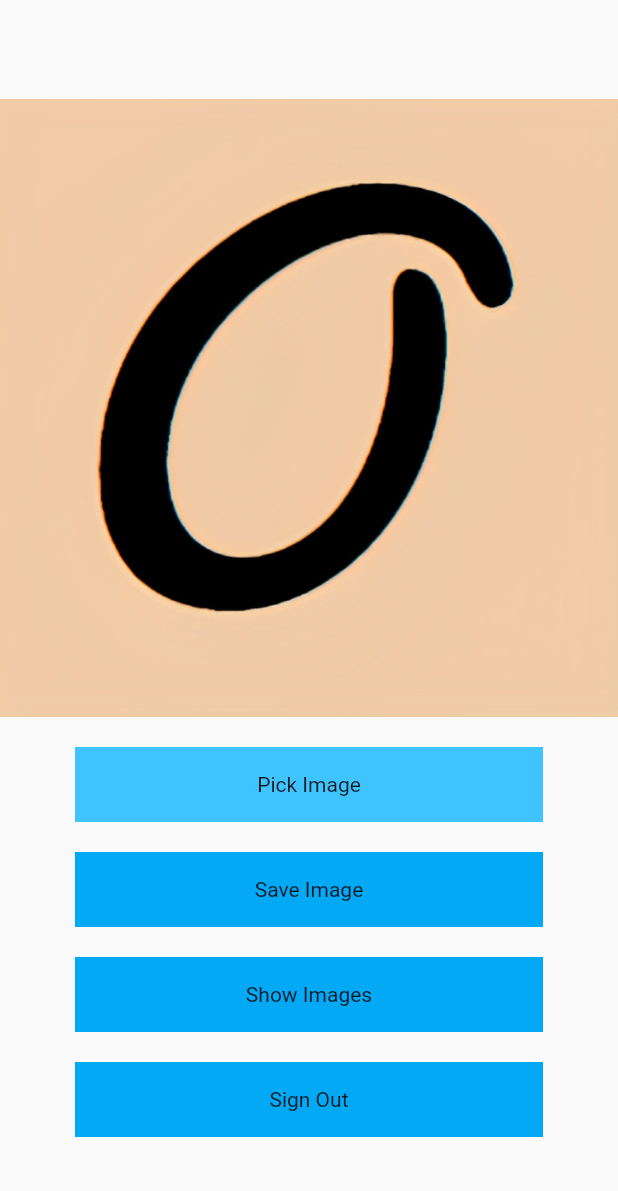
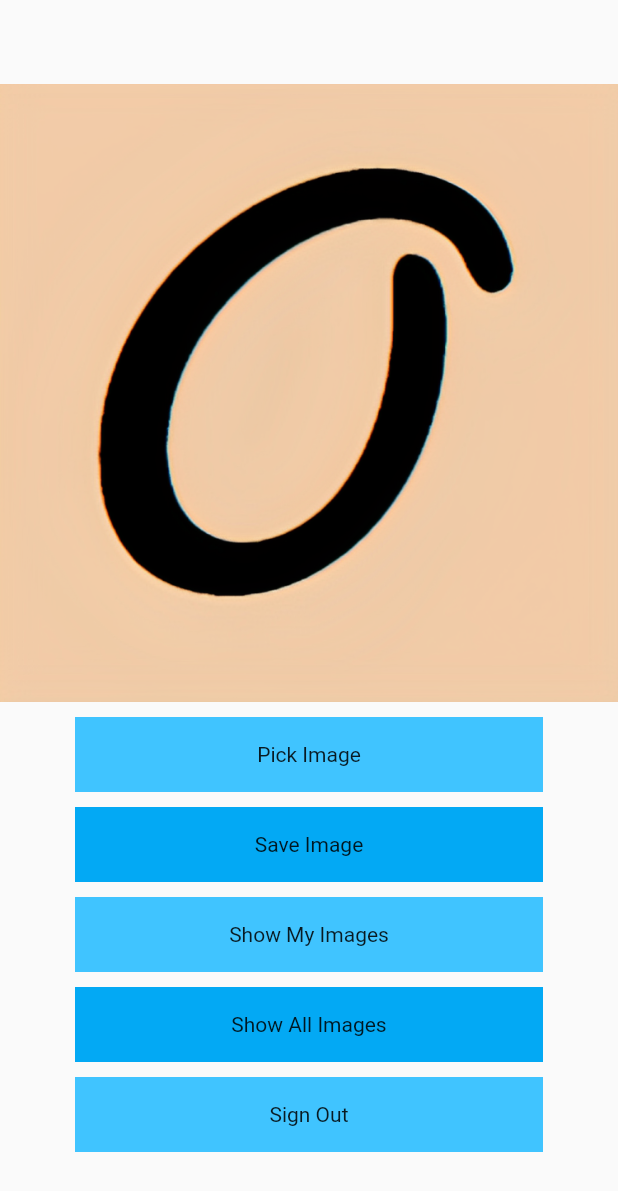
Before and after one commit to harshbhanderi22/image_crud_prototype, a Flutter app: the screen it shows once a user with an empty profile is signed in, after a tap on "Sign Out", on a phone screen of 412 x 824 dp. Shown: the top 1191 px of the screen. Run offline on Flutter 3.47's test engine with Material 2 defaults, Android fonts, the phone set to English and light mode, and no system bars; our stand-ins replace cloud_firestore, firebase_auth, firebase_core, firebase_storage, fluttertoast, image_gallery_saver and 2 more; accounts and stored records are empty.

Commit message:
Bug Fixed and Added All Image page

```diff
--- a/lib/Screens/homepage.dart
+++ b/lib/Screens/homepage.dart
@@ -1,15 +1,14 @@
 import 'dart:io';
 import 'dart:ui' as ui;
-
 import 'package:firebase_auth/firebase_auth.dart';
-import 'package:firebase_core/firebase_core.dart';
 import 'package:firebase_storage/firebase_storage.dart';
 import 'package:flutter/material.dart';
 import 'package:flutter/rendering.dart';
 import 'package:flutter/services.dart';
 import 'package:fluttertoast/fluttertoast.dart';
 import 'package:image_crud_demo/Helper/auth_helper.dart';
-import 'package:image_crud_demo/Screens/all_images.dart';
+import 'package:image_crud_demo/Screens/all_image.dart';
+import 'package:image_crud_demo/Screens/user_images.dart';
 import 'package:image_gallery_saver/image_gallery_saver.dart';
 import 'package:image_picker/image_picker.dart';
 import 'package:permission_handler/permission_handler.dart';
@@ -25,6 +24,8 @@ class HomePage extends StatefulWidget {
 class _HomePageState extends State<HomePage> {
   final GlobalKey _repaintkey = GlobalKey();
 
+
+  //Save Image in Device
   void convertWidgetToImage() async {
     var status = await Permission.storage.status;
     if (status.isGranted) {
@@ -39,7 +40,7 @@ class _HomePageState extends State<HomePage> {
           byteData.buffer.asUint8List(),
         );
         print(result);
-        Fluttertoast.showToast(msg: "Image Saved Successfully");
+        Fluttertoast.showToast(msg: "Image Saved Successfully in Device");
       }
     } else {
       Permission.storage.request();
@@ -72,7 +73,7 @@ class _HomePageState extends State<HomePage> {
                   ),
           ),
           SizedBox(
-            height: 20,
+            height: 10,
           ),
           GestureDetector(
             onTap: () async {
@@ -92,7 +93,7 @@ class _HomePageState extends State<HomePage> {
             ),
           ),
           SizedBox(
-            height: 20,
+            height: 10,
           ),
           GestureDetector(
             child: Container(
@@ -105,7 +106,7 @@ class _HomePageState extends State<HomePage> {
             onTap: () async {
               var UniqueName = DateTime.now().microsecondsSinceEpoch.toString();
 
-              //Upload in Firebase
+              //Upload in Firebase Storage
               //1. Create Reference to Root Directory
               Reference referenceroot = FirebaseStorage.instance.ref();
               //2. Create a reference to Directory in root directory
@@ -115,12 +116,16 @@ class _HomePageState extends State<HomePage> {
               Reference referenceToImage = referenceToDir.child(UniqueName);
               //Uploading Image
               try {
+
+                //To Store Image in Firebase Storage
                 await referenceToImage.putFile(File(image!.path));
                 DownloadUrl = await referenceToImage.getDownloadURL();
                 print(DownloadUrl);
                  setState(() {});
                 Fluttertoast.showToast(msg: "Image Uploaded Successfully");
                 Fluttertoast.showToast(msg: "${DownloadUrl.toString()}");
+
+                //To Store image URL in firebase Firestore
                 Map<String, dynamic> imageinfo = {
                   "img_url":DownloadUrl.toString(),
                   "user_id": userid
@@ -133,10 +138,12 @@ class _HomePageState extends State<HomePage> {
             },
           ),
           SizedBox(
-            height: 20,
+            height: 10,
           ),
           GestureDetector(
             onTap: () async {
+
+               //Retrive All images in List
                // CollectionReference collectionreference = firestore.collection('images');
                // collectionreference.get().then((value) => {
                //    value.docs.forEach((element) {
@@ -146,31 +153,45 @@ class _HomePageState extends State<HomePage> {
                // Fluttertoast.showToast(msg: image_list.toString());
                // print(image_list);
 
-              //To give little delay so that all images
-
               Navigator.push(
                   context,
                   MaterialPageRoute(
-                      builder: (context) => DisplayImages()));
+                      builder: (context) => DisplayUserImages()));
+            },
+            child: Container(
+              margin: EdgeInsets.symmetric(horizontal: 50),
+              height: 50,
+              width: MediaQuery.of(context).size.width,
+              color: Colors.lightBlueAccent,
+              child: Center(child: Text("Show My Images")),
+            ),
+          ),
+          SizedBox(height: 10,),
+          GestureDetector(
+            onTap: () async{
+              Navigator.push(
+                  context,
+                  MaterialPageRoute(
+                      builder: (context) => AllImages()));
             },
             child: Container(
               margin: EdgeInsets.symmetric(horizontal: 50),
               height: 50,
               width: MediaQuery.of(context).size.width,
               color: Colors.lightBlue,
-              child: Center(child: Text("Show Images")),
+              child: Center(child: Text("Show All Images")),
             ),
           ),
-          SizedBox(height: 20,),
+          SizedBox(height: 10,),
           GestureDetector(
-            onTap: (){
-              Authentiacation().SignOut();
+            onTap: () async{
+              await Authentiacation().SignOut();
             },
             child: Container(
               margin: EdgeInsets.symmetric(horizontal: 50),
               height: 50,
               width: MediaQuery.of(context).size.width,
-              color: Colors.lightBlue,
+              color: Colors.lightBlueAccent,
               child: Center(child: Text("Sign Out")),
             ),
           ),
--- a/lib/Screens/loginpage.dart
+++ b/lib/Screens/loginpage.dart
@@ -1,4 +1,7 @@
+import 'dart:io';
+
 import 'package:flutter/material.dart';
+import 'package:fluttertoast/fluttertoast.dart';
 import 'package:image_crud_demo/Helper/auth_helper.dart';
 import 'package:image_crud_demo/Screens/homepage.dart';
 import 'package:image_crud_demo/Utilities/routes.dart';
@@ -19,6 +22,26 @@ class _LoginPageState extends State<LoginPage> {
   TextEditingController _passwordcontroller = TextEditingController();
   final _formkey = GlobalKey<FormState>();
 
+  bool ActiveConnection = false;
+  String T = "";
+  Future CheckUserConnection() async {
+    try {
+      final result = await InternetAddress.lookup('google.com');
+      if (result.isNotEmpty && result[0].rawAddress.isNotEmpty) {
+        setState(() {
+          ActiveConnection = true;
+          T = "Turn off the data and repress again";
+        });
+      }
+    } on SocketException catch (_) {
+      setState(() {
+        ActiveConnection = false;
+        T = "Turn On the data and repress again";
+      });
+    }
+  }
+
+
   void moveToHome(BuildContext context) async
   {
     if(_formkey.currentState!.validate()) {
@@ -32,15 +55,17 @@ class _LoginPageState extends State<LoginPage> {
       });
     }
   }
+
+
   @override
   void initState() {
-
+    CheckUserConnection();
   }
   @override
   Widget build(BuildContext context) {
-
     return SafeArea(
       child: MaterialApp(
+        showPerformanceOverlay: false,
         color: Colors.white,
         debugShowCheckedModeBanner: false,
         home: Scaffold(
@@ -127,6 +152,12 @@ class _LoginPageState extends State<LoginPage> {
                         InkWell(
                           onTap: () async{
 
+                            //Check Connectivity of User
+                            CheckUserConnection();
+                            if(ActiveConnection==false){
+                              Fluttertoast.showToast(msg: "Something went wrong! Check your Internet");
+                            }
+                            else{
                               //For Login
                               Authentiacation().login(
                                   _emailcontroller.text,
@@ -134,6 +165,9 @@ class _LoginPageState extends State<LoginPage> {
                               ).then((value) =>  Navigator.pushReplacement
                                 (context, MaterialPageRoute(builder: (context)
                               => HomePage())));
+                            }
+
+
 
                             //For Registration
                             // LoginAuthentiacation().Signup(
--- a/lib/main.dart
+++ b/lib/main.dart
@@ -27,6 +27,11 @@ class MyApp extends StatelessWidget {
             if(snapshot.connectionState==ConnectionState.waiting){
               return Center(child: CircularProgressIndicator());
             }
+            else if(snapshot.connectionState==ConnectionState.none){
+              Fluttertoast.showToast(msg: "Check Your Internet");
+              return Center(child: CircularProgressIndicator());
+
+            }
             else if(snapshot.hasError){
               return Center(child: Text("Something Went Wrong"),);
             }
--- a/pubspec.yaml
+++ b/pubspec.yaml
@@ -45,6 +45,7 @@ dependencies:
   cloud_firestore: ^4.1.0
   image_downloader: ^0.31.0
   firebase_auth: ^4.1.4
+  flutter_staggered_grid_view: ^0.6.2
 
 
 dev_dependencies:
```
Also changed, not shown: lib/Screens/all_image.dart (added, +52 -0 lines), lib/Screens/user_images.dart (renamed from lib/Screens/all_images.dart, +15 -6 lines), pubspec.lock. Lines whose indentation alone changed are shown as unchanged.
